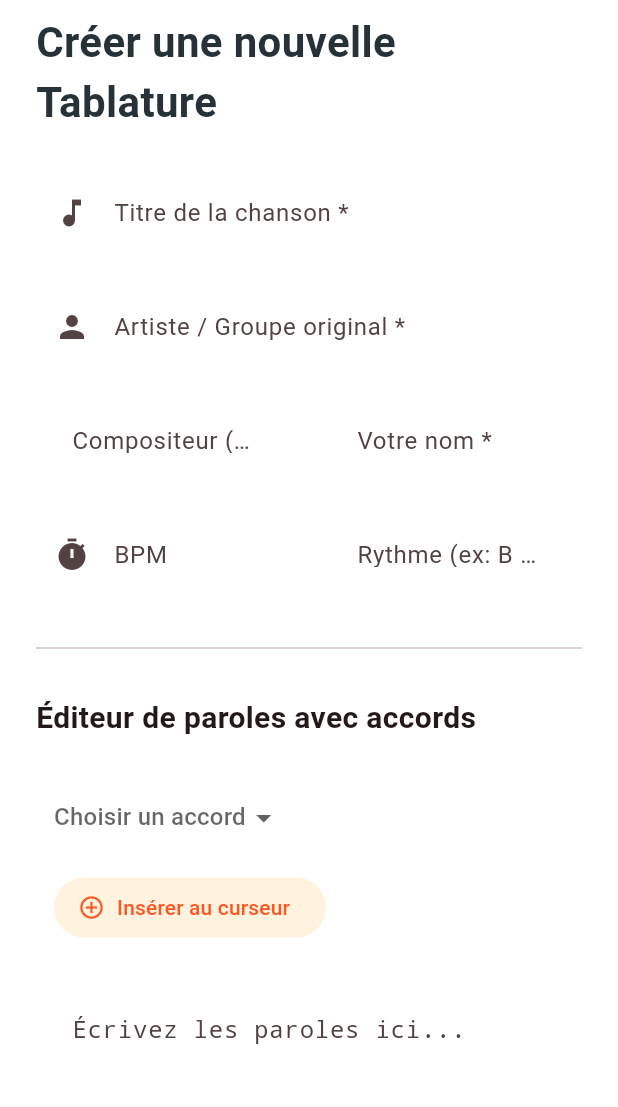
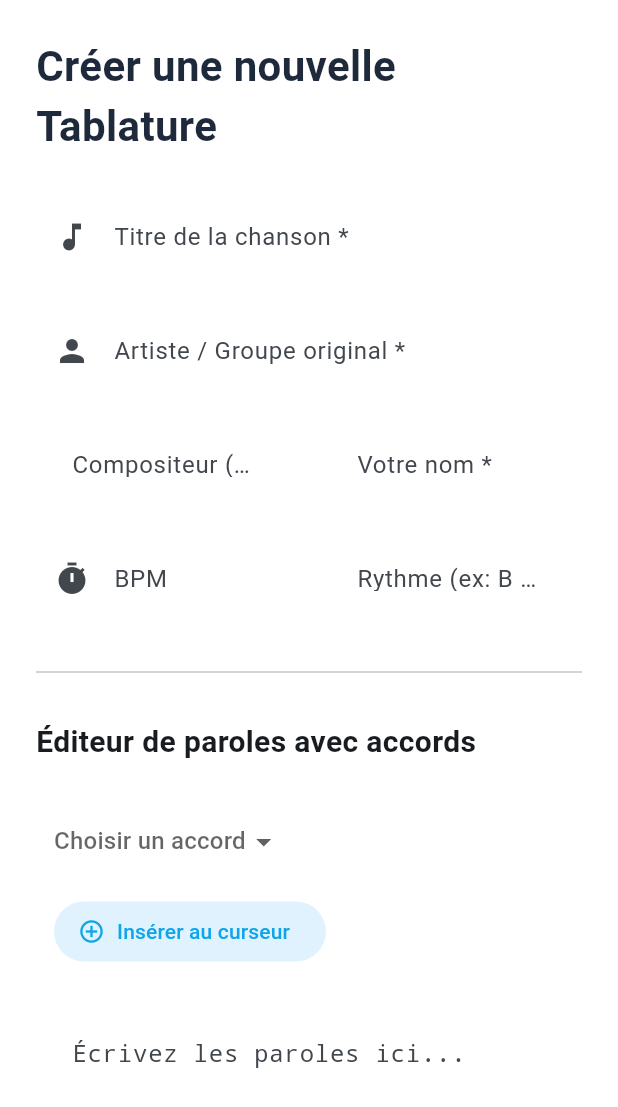
Before and after one commit to Loobixx/GuitarTabsShared, a Flutter app: the CompositionSection screen opened directly, on a phone screen of 412 x 824 dp. Shown: the top 1107 px of the screen. Run offline on Flutter 3.47's test engine with Material 3 defaults, Android fonts, the light colour scheme and no system bars; our stand-ins replace audioplayers, cached_network_image, cloud_firestore, firebase_core; accounts and stored records are empty.

Commit message:
amélioration du design

```diff
--- a/lib/composition_section.dart
+++ b/lib/composition_section.dart
@@ -28,6 +28,7 @@ class _CompositionSectionState extends State<CompositionSection> {
   @override
   void initState() {
     super.initState();
+    // 🛠️ Si on est en mode édition, on pré-remplit les champs
     if (widget.songToEdit != null) {
       final s = widget.songToEdit!;
       _titleController.text = s.title;
@@ -60,26 +61,46 @@ class _CompositionSectionState extends State<CompositionSection> {
 
 @override
   Widget build(BuildContext context) {
+    // Petite variable pratique pour savoir si on est sur la page Modifier
+    final isEditing = widget.songToEdit != null;
+
     return Scaffold(
-      backgroundColor: Colors.transparent, // 👈 AJOUTE CETTE LIGNE ICI !
-      appBar: widget.songToEdit != null
+      backgroundColor: isEditing ? Colors.white : Colors.transparent,
+
+      // 🛠️ 1. LIGNE MAGIQUE : Autorise le texte à scroller TOUT en haut de l'écran, derrière la flèche
+      extendBodyBehindAppBar: true,
+
+      appBar: isEditing
         ? AppBar(
-            title: const Text("Modifier la tablature", style: TextStyle(color: Colors.white)),
-            backgroundColor: Colors.blueGrey[900],
-            iconTheme: const IconThemeData(color: Colors.white),
+            backgroundColor: Colors.transparent, // 🛠️ 2. Totalement invisible
+            elevation: 0,
+            scrolledUnderElevation: 0, // 🛠️ 3. Interdit à Flutter de griser la barre au scroll !
+            iconTheme: const IconThemeData(color: Color(0xFF1E293B)),
           )
         : null,
-      body: Center( // 🛠️ On centre le tout
+
+      body: Container(
+        decoration: isEditing
+          ? const BoxDecoration(
+              gradient: LinearGradient(
+                begin: Alignment.topLeft,
+                end: Alignment.bottomRight,
+                colors: [Color(0xFFF0F9FF), Color(0xFFE0E7FF)],
+              ),
+            )
+          : null,
+        child: Center(
           child: ConstrainedBox(
-          constraints: const BoxConstraints(maxWidth: 800), // 🛠️ Largeur max bloquée comme pour les cartes !
+            constraints: const BoxConstraints(maxWidth: 800),
             child: Form(
               key: _formKey,
               child: ListView(
-              padding: const EdgeInsets.only(left: 24, right: 24, top: 8, bottom: 100),
+                // 🛠️ 4. On met 80px de marge en haut en mode édition pour que le titre commence SOUS la flèche au démarrage
+                padding: EdgeInsets.only(left: 24, right: 24, top: isEditing ? 80 : 24, bottom: 100),
                 children: [
                   Text(
-                  widget.songToEdit == null ? "Créer une nouvelle Tablature" : "Modifier les détails",
-                  style: TextStyle(fontSize: 28, fontWeight: FontWeight.bold, color: Colors.blueGrey[900])
+                    isEditing ? "Modifier les détails" : "Créer une nouvelle Tablature",
+                    style: const TextStyle(fontSize: 28, fontWeight: FontWeight.bold, color: Color(0xFF1E293B))
                   ),
                   const SizedBox(height: 24),
 
@@ -129,7 +150,11 @@ class _CompositionSectionState extends State<CompositionSection> {
                         ElevatedButton.icon(
                           icon: const Icon(Icons.add_circle_outline, size: 18),
                           label: const Text("Insérer au curseur"),
-                        style: ElevatedButton.styleFrom(foregroundColor: Colors.deepOrange, backgroundColor: Colors.orange[50], elevation: 0),
+                          style: ElevatedButton.styleFrom(
+                            foregroundColor: const Color(0xFF0EA5E9), // Texte Bleu ciel
+                            backgroundColor: const Color(0xFFE0F2FE), // Fond Bleu très clair
+                            elevation: 0
+                          ),
                           onPressed: _insertChordInLyrics,
                         )
                       ],
@@ -147,17 +172,75 @@ class _CompositionSectionState extends State<CompositionSection> {
 
                   // --- BOUTON FINAL ---
                   ElevatedButton.icon(
-                  icon: Icon(widget.songToEdit == null ? Icons.save : Icons.check),
-                  label: Text(widget.songToEdit == null ? "Enregistrer la tablature" : "Mettre à jour la tablature", style: const TextStyle(fontSize: 16, fontWeight: FontWeight.bold)),
+                    icon: Icon(isEditing ? Icons.check : Icons.save),
+                    label: Text(isEditing ? "Mettre à jour la tablature" : "Enregistrer la tablature", style: const TextStyle(fontSize: 16, fontWeight: FontWeight.bold)),
                     style: ElevatedButton.styleFrom(
                       padding: const EdgeInsets.symmetric(vertical: 20),
-                    backgroundColor: Colors.deepOrange, // Couleur qui pète !
+                      backgroundColor: const Color(0xFF0EA5E9), // Bleu moderne !
                       foregroundColor: Colors.white,
                       shape: RoundedRectangleBorder(borderRadius: BorderRadius.circular(12)),
                       elevation: 2,
                     ),
                     onPressed: () async {
-                    // ... GARDE TON CODE LOGIQUE EXACTEMENT COMME AVANT ICI ...
+                      if (_formKey.currentState!.validate()) {
+
+                        // 1. On fabrique l'objet Song
+                        final newSong = Song(
+                          title: _titleController.text,
+                          artist: _artistController.text,
+                          composer: _composerController.text,
+                          addedBy: _addedByController.text,
+                          imageUrl: "https://i.scdn.co/image/ab67616d0000b273f1e3c5e4a1f2c3e4a5b6c7d8",
+                          bpm: int.tryParse(_bpmController.text) ?? 100,
+                          rhythm: _rhythmController.text,
+                          lyrics: _lyricsController.text.split('\n'),
+                        );
+
+                        // 2. Logique d'envoi vers Firebase
+                        try {
+                          if (isEditing) {
+                            // 🛠️ MODIFICATION
+                            await FirebaseFirestore.instance.collection('songs').doc(widget.songToEdit!.id).update(newSong.toMap());
+
+                            if (mounted) {
+                              ScaffoldMessenger.of(context).showSnackBar(
+                                const SnackBar(content: Text('Musique mise à jour ! ✨'), backgroundColor: Colors.green),
+                              );
+                              // On ferme la page de modification
+                              if (Navigator.canPop(context)) {
+                                Navigator.pop(context);
+                              }
+                            }
+                          } else {
+                            // 🛠️ CRÉATION
+                            await FirebaseFirestore.instance.collection('songs').add(newSong.toMap());
+
+                            if (mounted) {
+                              ScaffoldMessenger.of(context).showSnackBar(
+                                const SnackBar(content: Text('Musique enregistrée avec succès dans le Cloud ! ☁️'), backgroundColor: Colors.green),
+                              );
+                            }
+
+                            // On vide les champs (uniquement en création)
+                            _titleController.clear();
+                            _artistController.clear();
+                            _composerController.clear();
+                            _addedByController.clear();
+                            _bpmController.clear();
+                            _rhythmController.clear();
+                            _lyricsController.clear();
+                            setState(() {
+                              _selectedChord = null;
+                            });
+                          }
+                        } catch (erreur) {
+                          if (mounted) {
+                            ScaffoldMessenger.of(context).showSnackBar(
+                              SnackBar(content: Text('Erreur de sauvegarde : $erreur'), backgroundColor: Colors.red),
+                            );
+                          }
+                        }
+                      }
                     },
                   ),
                   const SizedBox(height: 40),
@@ -166,6 +249,7 @@ class _CompositionSectionState extends State<CompositionSection> {
             ),
           ),
         ),
+      ),
     );
   }
 }
```
Also changed, not shown: lib/main.dart (+9 -11 lines), lib/tablature_section.dart (+5 -5 lines). Lines whose indentation alone changed are shown as unchanged.
